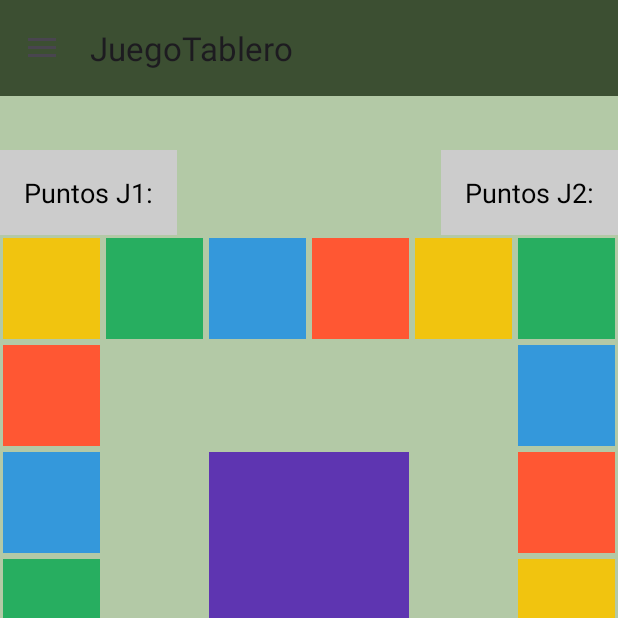
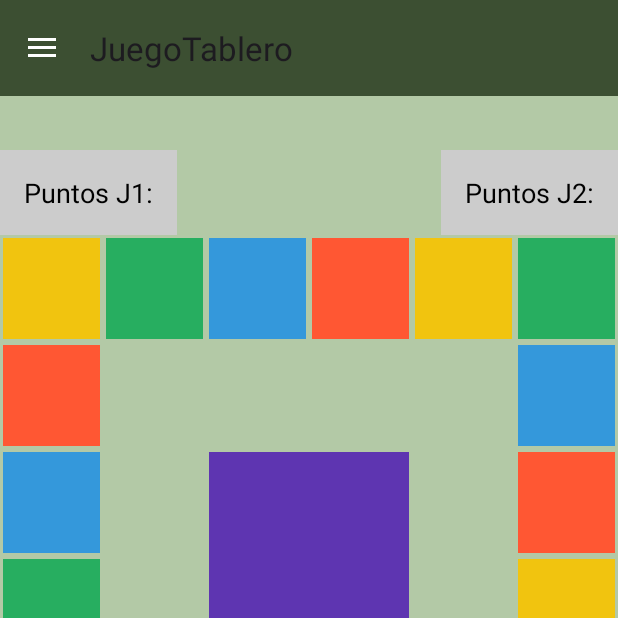
Before and after one commit to ChristianRamVel/JuegoTablero, an Android app: the screen it shows after launch (MainActivity), on a phone screen of 412 x 824 dp, the top half of it. Run offline under Robolectric (Android 15) with nearby library versions, the phone set to English and light mode, and no system bars.

Commit message:
arreglado color de icono menu

```diff
--- a/app/src/main/java/com/example/juegotablero/MainActivity.kt
+++ b/app/src/main/java/com/example/juegotablero/MainActivity.kt
@@ -7,6 +7,7 @@ import android.view.Menu
 import android.view.MenuItem
 import androidx.appcompat.app.ActionBarDrawerToggle
 import androidx.appcompat.widget.Toolbar
+import androidx.core.content.ContextCompat
 import androidx.drawerlayout.widget.DrawerLayout
 import com.example.juegotablero.view.ParejasFragment
 import com.example.juegotablero.view.RepasoFragment
@@ -31,6 +32,8 @@ class MainActivity : AppCompatActivity(), NavigationView.OnNavigationItemSelecte
 
         toggle = ActionBarDrawerToggle(this, drawer, toolbar, R.string.navigation_drawer_open, R.string.navigation_drawer_close)
         drawer.addDrawerListener(toggle)
+        toggle.drawerArrowDrawable.color = ContextCompat.getColor(this, R.color.white)
+
 
         supportActionBar?.setDisplayHomeAsUpEnabled(true)
         supportActionBar?.setHomeButtonEnabled(true)
```
